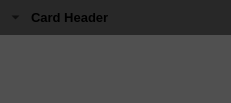
First picture: the form in Editor/Source/QtComponents/Public/QtComponents/Widgets/CardWidget.ui, repository neelmewada/CrystalEngine, before the edit.
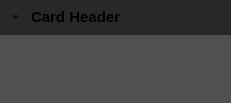
Second picture: the form after the edit. Icons and pictures are not drawn.

What changed in the file:
```diff
--- a/Editor/Source/QtComponents/Public/QtComponents/Widgets/CardWidget.ui
+++ b/Editor/Source/QtComponents/Public/QtComponents/Widgets/CardWidget.ui
@@ -104,7 +104,7 @@
        <widget class="QPushButton" name="headerLabel">
         <property name="font">
          <font>
-          <pointsize>10</pointsize>
+          <pointsize>11</pointsize>
           <bold>true</bold>
          </font>
         </property>
```
